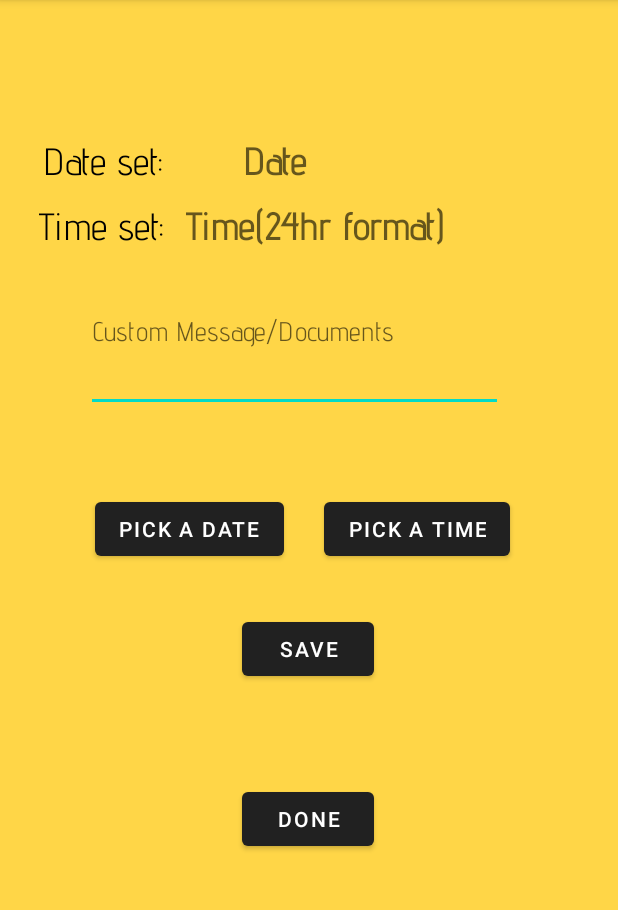
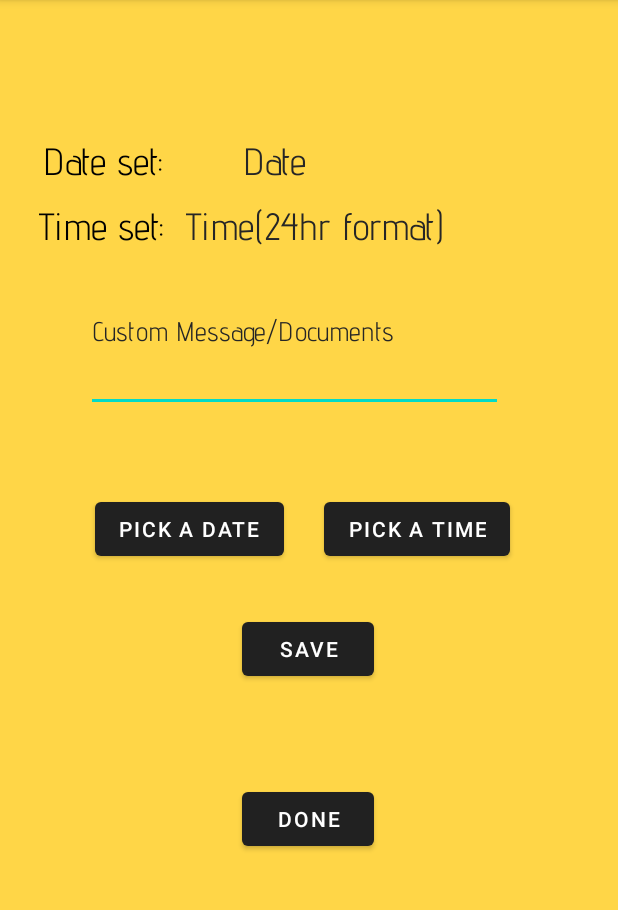
Before and after one commit to ChiatanyaChakka/Track-Trigger, an Android app: the NewEventSetter screen opened directly, with no data from a screen before it, on a phone screen of 412 x 824 dp, the part 84-994 px from its top. Run offline under Robolectric (Android 15) with nearby library versions, the phone set to English and light mode, and no system bars; our stand-ins replace Firebase (no records; nobody signed in at launch, a user with empty details on screens opened directly).

Commit message:
Changed texthint color in new event setter activity :)

```diff
--- a/app/src/main/res/layout/activity_new_event_setter.xml
+++ b/app/src/main/res/layout/activity_new_event_setter.xml
@@ -40,8 +40,8 @@
         android:fontFamily="@font/advent_pro"
         android:hint="Date"
         android:textColor="@color/black"
+        android:textColorHint="@color/blacktheme"
         android:textSize="25dp"
-        android:textStyle="bold"
         app:layout_constraintBottom_toBottomOf="parent"
         app:layout_constraintEnd_toEndOf="parent"
         app:layout_constraintStart_toStartOf="parent"
@@ -77,9 +77,10 @@
         android:layout_marginRight="107dp"
         android:layout_marginBottom="558dp"
         android:fontFamily="@font/advent_pro"
+        android:textColor="@color/black"
+        android:textColorHint="@color/blacktheme"
         android:hint="Time(24hr format)"
         android:textSize="25dp"
-        android:textStyle="bold"
         app:layout_constraintBottom_toBottomOf="parent"
         app:layout_constraintEnd_toEndOf="parent"
         app:layout_constraintStart_toStartOf="parent"
@@ -147,6 +148,8 @@
         android:ems="10"
         android:fontFamily="@font/advent_pro"
         android:gravity="start|top"
+        android:textColor="@color/black"
+        android:textColorHint="@color/blacktheme"
         android:hint="Custom Message/Documents"
         android:inputType="textMultiLine"
         android:scrollbars="vertical"
```
